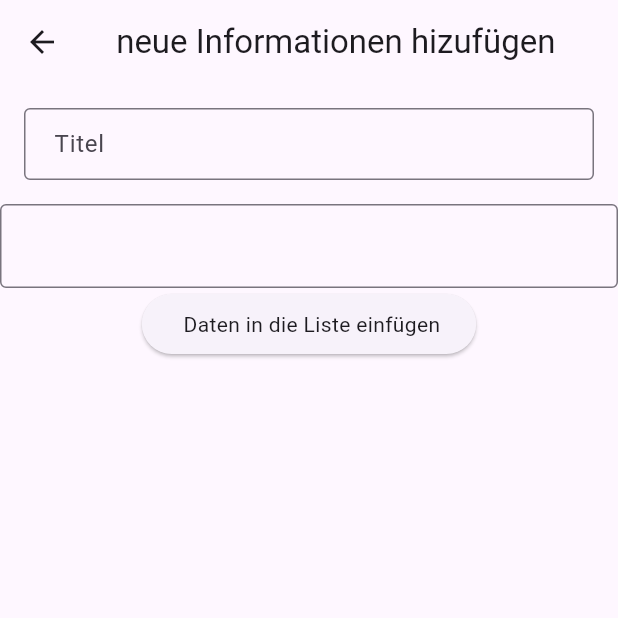
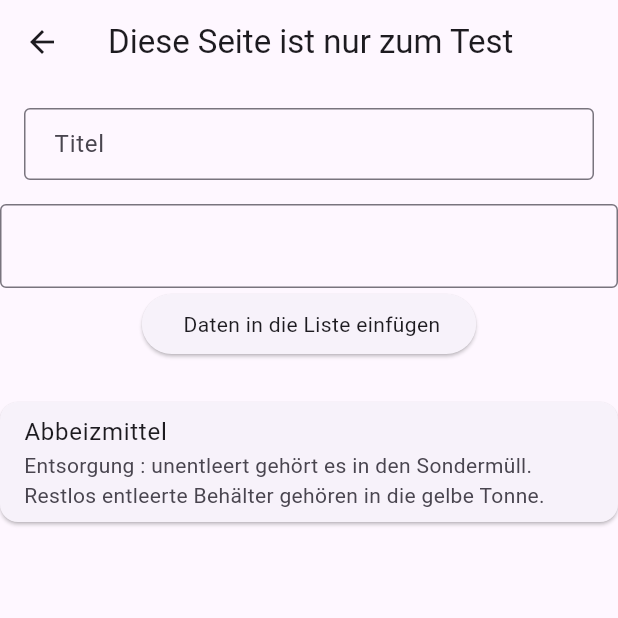
Before and after one commit to AkademieDirk/mam_projekt_v1, a Flutter app: the AddNewTrashScreen screen opened directly, on a phone screen of 412 x 824 dp, the top half of it. Run offline on Flutter 3.47's test engine with Material 3 defaults, Android fonts, the phone set to English and light mode, and no system bars; our stand-ins replace flutter_social_button, font_awesome_flutter; accounts and stored records are empty.

Commit message:
addNewTrash Test screen build

```diff
--- a/lib/features/Abfall_ABC/screens/add_new_trash_screen.dart
+++ b/lib/features/Abfall_ABC/screens/add_new_trash_screen.dart
@@ -19,7 +19,7 @@ class _AddNewTrashScreenState extends State<AddNewTrashScreen> {
   @override
   Widget build(BuildContext context) {
     return Scaffold(
-      appBar: AppBar(title: const Text(" neue Informationen hizufügen")),
+      appBar: AppBar(title: const Text("Diese Seite ist nur zum Test")),
       body: Column(
         children: [
           Form(
@@ -74,7 +74,10 @@ class _AddNewTrashScreenState extends State<AddNewTrashScreen> {
             height: 20,
           ),
 
-          // ListViewBuildermanual(mockdatabase: mockdatabase),
+          ListViewBuildermanual(
+            mockdatabase: mockdatabase,
+            trashList: mockdatabase.trashList,
+          ),
         ],
       ),
     );
--- a/lib/features/Abfall_ABC/screens/list_view_trash.dart
+++ b/lib/features/Abfall_ABC/screens/list_view_trash.dart
@@ -16,7 +16,7 @@ class ListViewTrash extends StatelessWidget {
       future: mockDatabase.getTrashList(),
       builder: (context, snapshot) {
         if (snapshot.connectionState == ConnectionState.waiting) {
-          return Center(
+          return const Center(
             child: CircularProgressIndicator(
               valueColor: AlwaysStoppedAnimation<Color>(Colors.white),
             ),
--- a/lib/features/Abfall_ABC/widgets/list_view_buildermanual.dart
+++ b/lib/features/Abfall_ABC/widgets/list_view_buildermanual.dart
@@ -1,32 +1,35 @@
-// import 'package:flutter/material.dart';
-// import 'package:mam_projekt_v1/repositories/mock_database.dart';
+import 'package:flutter/material.dart';
+import 'package:mam_projekt_v1/repositories/mock_database.dart';
 
-// class ListViewBuildermanual extends StatelessWidget {
-//   const ListViewBuildermanual({
-//     super.key,
-//     required this.mockdatabase,
-//   });
+class ListViewBuildermanual extends StatelessWidget {
+  const ListViewBuildermanual({
+    super.key,
+    required this.mockdatabase,
+    required this.trashList,
+  });
 
-//   final MockDatabase mockdatabase;
-
-//   @override
-//   Widget build(BuildContext context) {
-//     return Expanded(
-//       child: Scaffold(
-//         body: ListView.builder(
-//             itemCount: mockdatabase.getTrashList().length,
-//             itemBuilder: (context, index) {
-//               var trashItem = mockdatabase.getTrashList()[index];
-//               return Card(
-//                   margin: const EdgeInsets.symmetric(vertical: 8),
-//                   // Hier wird mit den Fragezeichen geprüft ob der Tile leer ist. falls ja dann wird ein leerer Sting gezeigt
-//                   child: ListTile(
-//                       title: Text(trashItem["Abfallart"] ?? ""),
-//                       subtitle: Column(children: [
-//                         Text("Entsorgung : ${trashItem["Entsorgung"]}"),
-//                       ])));
-//             }),
-//       ),
-//     );
-//   }
-// }
+  final MockDatabase mockdatabase;
+  final List<Map<String, String?>> trashList;
+  @override
+  Widget build(
+    BuildContext context,
+  ) {
+    return Expanded(
+      child: Scaffold(
+        body: ListView.builder(
+            itemCount: trashList.length,
+            itemBuilder: (context, index) {
+              var trashItem = mockdatabase.trashList[index];
+              return Card(
+                  margin: const EdgeInsets.symmetric(vertical: 8),
+                  // Hier wird mit den Fragezeichen geprüft ob der Tile leer ist. falls ja dann wird ein leerer Sting gezeigt
+                  child: ListTile(
+                      title: Text(trashItem["Abfallart"] ?? ""),
+                      subtitle: Column(children: [
+                        Text("Entsorgung : ${trashItem["Entsorgung"]}"),
+                      ])));
+            }),
+      ),
+    );
+  }
+}
--- a/lib/features/Login_Registration/login_screen.dart
+++ b/lib/features/Login_Registration/login_screen.dart
@@ -3,7 +3,6 @@ import 'package:font_awesome_flutter/font_awesome_flutter.dart';
 import 'package:mam_projekt_v1/config/colors/colors.dart';
 import 'package:mam_projekt_v1/config/themes/themes.dart';
 
-import 'package:mam_projekt_v1/features/Abfall_ABC/widgets/classes/my_own_container.dart';
 import 'package:mam_projekt_v1/features/Login_Registration/Logic/email_examination.dart';
 import 'package:mam_projekt_v1/features/Login_Registration/password_renew.dart';
 import 'package:mam_projekt_v1/features/Login_Registration/registration_screen.dart';
```
Also changed, not shown: lib/basic_app_bar.dart (+7 -0 lines), lib/features/Abfall_ABC/screens/trash_abc_screen.dart (+5 -4 lines), lib/repositories/mock_database.dart (+6 -3 lines).
